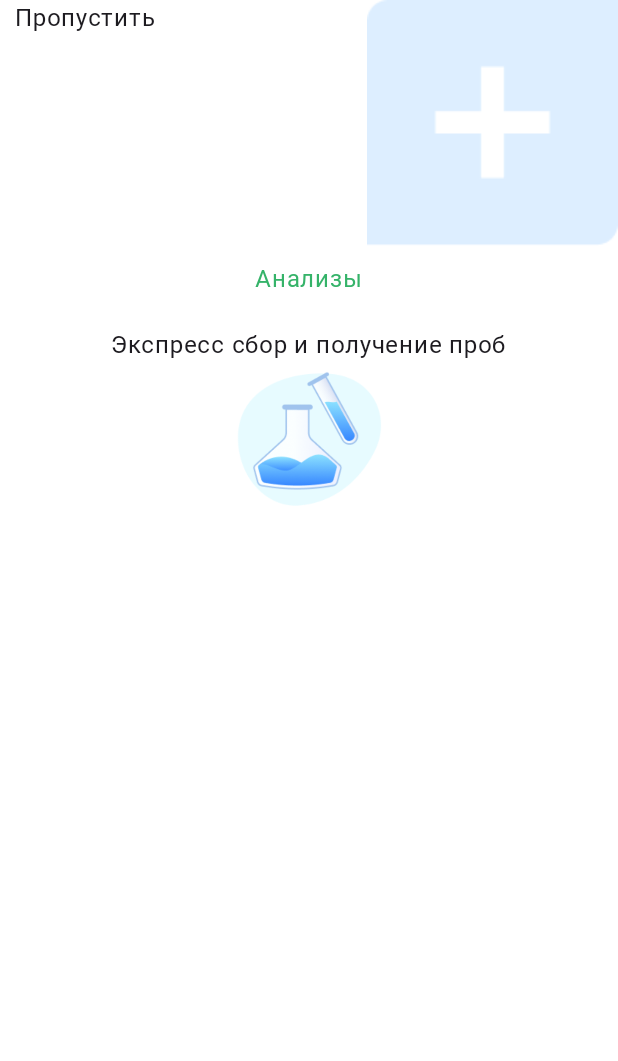
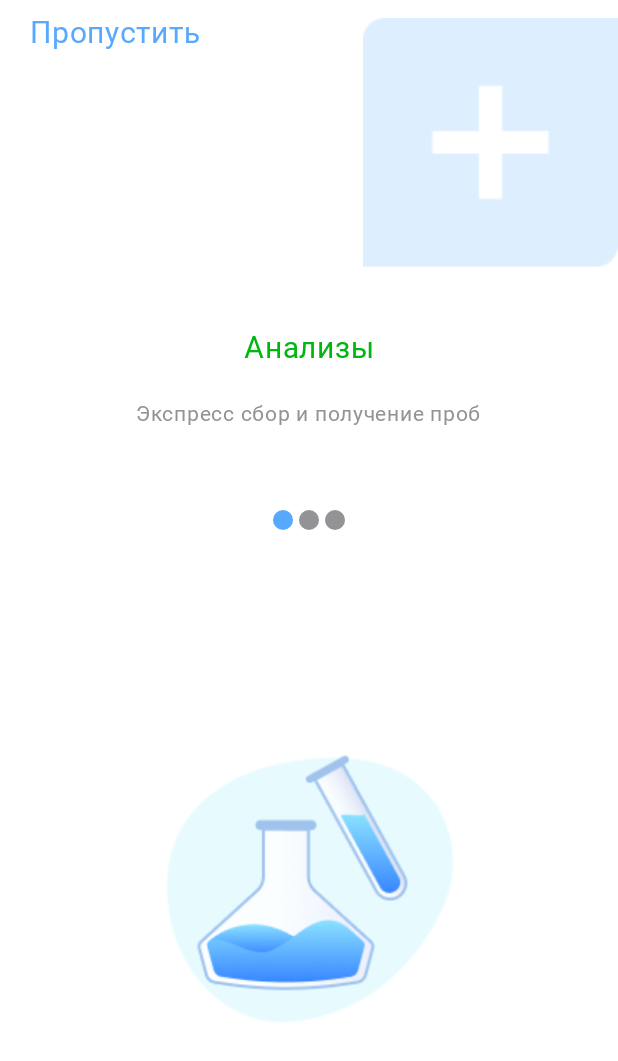
Before and after one commit to v0nd1/Medic, an Android app built with Jetpack Compose: the screen it shows after launch (MainActivity), on a phone screen of 412 x 824 dp. Shown: the top 1061 px of the screen. Run offline under Robolectric (Android 15) with nearby library versions, the phone set to English and light mode, and no system bars.

Commit message:
Ending work OnBoardScreen

```diff
--- a/app/src/main/java/com/huggydugy/medic/ElementBoard.kt
+++ b/app/src/main/java/com/huggydugy/medic/ElementBoard.kt
@@ -1,4 +1,12 @@
 package com.huggydugy.medic
 
 import androidx.annotation.DrawableRes
-data class ElementBoard(@DrawableRes val image: Int, val header: String, val description: String)
+import androidx.compose.ui.unit.Dp
+import androidx.compose.ui.unit.dp
+
+data class ElementBoard(
+    @DrawableRes val image: Int,
+    val header: String,
+    val description: String,
+    val size: Dp = 200.dp
+)
--- a/app/src/main/java/com/huggydugy/medic/OnBoardScreen.kt
+++ b/app/src/main/java/com/huggydugy/medic/OnBoardScreen.kt
@@ -27,56 +27,115 @@ import androidx.compose.ui.draw.clip
 import androidx.compose.ui.graphics.Color
 import androidx.compose.ui.graphics.painter.Painter
 import androidx.compose.ui.res.painterResource
+import androidx.compose.ui.text.font.FontWeight
 import androidx.compose.ui.unit.dp
+import androidx.compose.ui.unit.sp
 import com.huggydugy.medic.ui.theme.BlueLight
 import com.huggydugy.medic.ui.theme.BlueLight2
+import com.huggydugy.medic.ui.theme.Gray
 import com.huggydugy.medic.ui.theme.GrayLight
 import com.huggydugy.medic.ui.theme.Green
+import com.huggydugy.medic.ui.theme.Roboto
 
 @OptIn(ExperimentalFoundationApi::class)
 @Composable
 fun OnBoardScreen(){
-    val next = listOf(
-        "Пропустить",
-        "Пропустить",
-        "Пропустить",
-        "Завершить"
+    val elements = listOf(
+        ElementBoard(
+            image = R.drawable.illustration,
+            header = "Анализы",
+            description = "Экспресс сбор и получение проб"
+        ),
+        ElementBoard(
+            image = R.drawable.illustration2,
+            header = "Уведомления",
+            description = "Вы быстро узнаете о результатах",
+            size = 350.dp
+        ),
+        ElementBoard(
+            image = R.drawable.illustration3,
+            header = "Мониторинг",
+            description = "Наши врачи всегда наблюдают \n" +
+                "за вашими показателями здоровья",
+            size = 450.dp
+        )
     )
     val pagerState = rememberPagerState()
     Box(modifier = Modifier.fillMaxSize()){
         HorizontalPager(
             modifier = Modifier
                 .fillMaxSize(),
-            pageCount = 4,
+            pageCount = elements.size,
             state = pagerState
         ) {
             Column(
-                modifier = Modifier.fillMaxSize(),
+                modifier = Modifier
+                    .fillMaxSize(),
                 horizontalAlignment = Alignment.CenterHorizontally
             ) {
                 Row(
                     modifier = Modifier
-                        .fillMaxWidth(),
+                        .fillMaxWidth()
+                        .padding(top = 10.dp),
                     horizontalArrangement = Arrangement.SpaceBetween
                 ) {
                     Text(
                         modifier = Modifier
-                            .padding(start = 10.dp)
-                            .clickable {  },
-                        text = next[it]
+                            .padding(start = 20.dp)
+                            .clickable { },
+                        text = if(it == elements.lastIndex) "Завершить" else "Пропустить",
+                        fontSize = 20.sp,
+                        fontFamily = Roboto,
+                        color = BlueLight2,
+                        fontWeight = FontWeight.Normal
                     )
-                    Image(painter = painterResource(id = R.drawable.shape_onboard), contentDescription = "shape")
+                    Image(
+                        painter = painterResource(id = R.drawable.shape_onboard),
+                        contentDescription = "shape",
+                        modifier = Modifier
+                            .size(170.dp)
+                    )
                 }
+                Spacer(modifier = Modifier.height(40.dp))
+                Text(
+                    text = elements[it].header,
+                    color = Green,
+                    fontSize = 20.sp,
+                    fontFamily = Roboto,
 
-                Spacer(modifier = Modifier.height(10.dp))
-                Text(text = "Анализы", color = Green)
+                )
                 Spacer(modifier = Modifier.height(20.dp))
-                Text(text = "Экспресс сбор и получение проб")
+                Text(
+                    text = elements[it].description,
+                    color = Gray,
+                    fontSize = 14.sp,
+                    fontFamily = Roboto,
+                )
+                Spacer(modifier = Modifier.height(50.dp))
+                Row(
+                    modifier = Modifier
+                        .wrapContentHeight()
+                        .fillMaxWidth(),
+                    horizontalArrangement = Arrangement.Center
+                ) {
+                    repeat(elements.size){
+                        val color = if (pagerState.currentPage == it) BlueLight2 else Gray
+                        Box(
+                            modifier = Modifier
+                                .padding(2.dp)
+                                .clip(CircleShape)
+                                .background(color)
+                                .size(13.dp)
+                        )
+
+                    }
+                }
                 Image(
                     modifier = Modifier
-                        .width(100.dp),
-                    painter = painterResource(id = R.drawable.illustration),
-                    contentDescription = "flask"
+                        .weight(1f)
+                        .size(elements[it].size),
+                    painter = painterResource(id = elements[it].image),
+                    contentDescription = null
                 )
             }
 
--- a/app/src/main/java/com/huggydugy/medic/ui/theme/Color.kt
+++ b/app/src/main/java/com/huggydugy/medic/ui/theme/Color.kt
@@ -9,11 +9,11 @@ val BlueLight2 = Color(0xFF57A9FF)
 val Red = Color(0xFFED3A3A)
 val Orange = Color(0xFFEC8000)
 val Yellow = Color(0xFFEBBC2E)
-val Green = Color(0xFF35B369)
+val Green = Color(0xFF00B712)
 
 //Text colors
 val Dark = Color(0xFF141414)
 val DarkLight = Color(0xFF3A3A3A)
-val Gray = Color(0xFFA7A7A7)
+val Gray = Color(0xFF939396)
 val GrayLight = Color(0xFFCFCFCF)
 val White = Color(0xFFFFFFFF)
```
Also changed, not shown: app/src/main/res/drawable/illustration2.png (added), app/src/main/res/drawable/illustration3.png (added).
